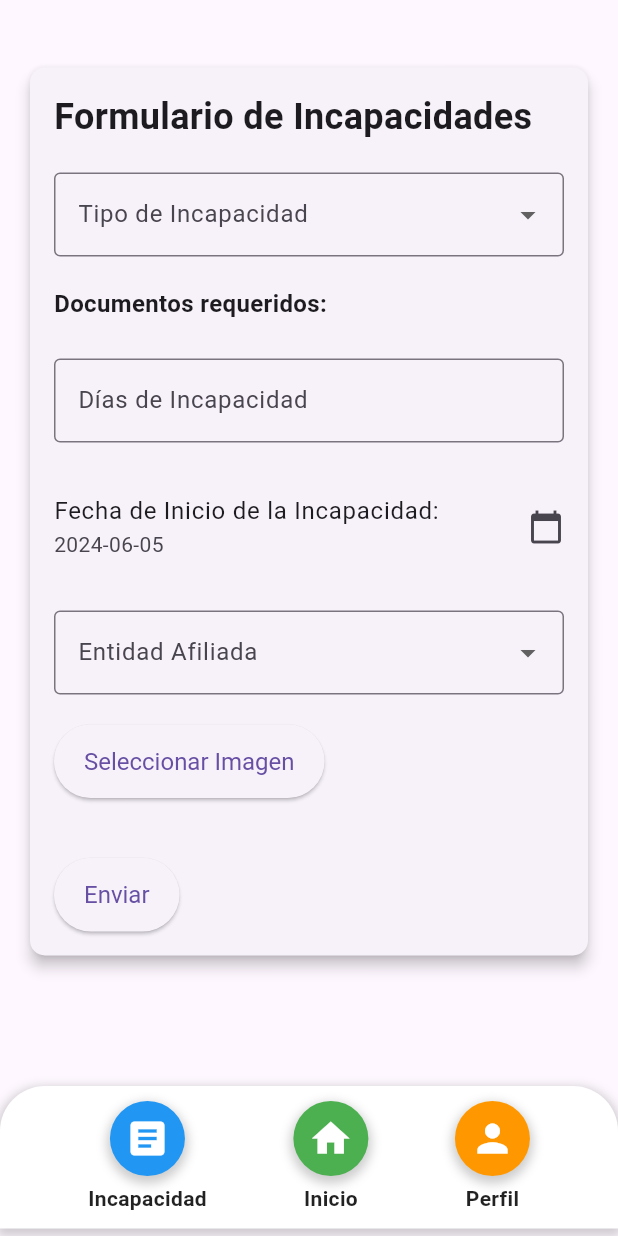
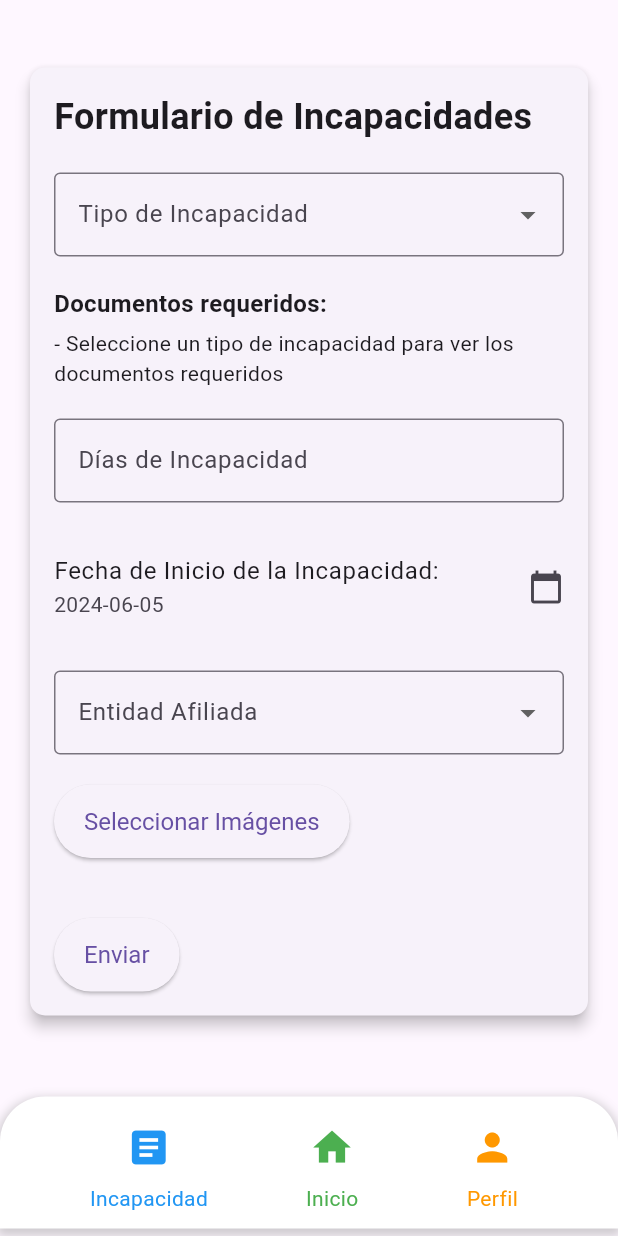
Before and after one commit to leoespi/talento_mxm_flutter, a Flutter app: the MyForm screen opened directly, on a phone screen of 412 x 824 dp. Run offline on Flutter 3.47's test engine with Material 3 defaults, Android fonts, the phone set to English and light mode, and no system bars; our stand-ins replace get, get_storage, google_fonts, image_picker; accounts and stored records are empty; network calls fail.

Commit message:
Select de multiples imagenes flutter

```diff
--- a/lib/controllers/incapacidades_controller.dart
+++ b/lib/controllers/incapacidades_controller.dart
@@ -1,3 +1,5 @@
+import 'dart:io';
+
 import 'package:flutter/material.dart';
 import 'package:get/get.dart';
 import 'package:get_storage/get_storage.dart';
@@ -11,7 +13,7 @@ class IncapacidadesController extends GetxController {
   final box = GetStorage();
 
   //  URL de la API
-  final String url = 'http://10.0.2.2:8000/api/';
+  final String url = 'http://10.0.2.2:8000/api/ ';
 
   //// Función para crear una nueva incapacidad
   Future<void> createIncapacidad({
@@ -19,7 +21,7 @@ class IncapacidadesController extends GetxController {
     required int diasIncapacidad,
     required DateTime fechaInicioIncapacidad,
     required String entidadAfiliada,
-    required String imagePath,
+    required String imagePath, required List<File> images,
   }) async {
     try {
       int userId = box.read('user_id');// Obtiene el ID de usuario
--- a/lib/views/incapacidades_page.dart
+++ b/lib/views/incapacidades_page.dart
@@ -31,7 +31,7 @@ class _MyFormState extends State<MyForm> {
   String? _selectedEntidadAfiliada;
   String? _selectedtipoincapacidadreportada;
   DateTime _fechaInicio = DateTime.now();
-  File? _image;
+  List<File> _images = [];
   bool _isLoading = false;
 
   final IncapacidadesController _controller = Get.put(IncapacidadesController());
@@ -51,13 +51,13 @@ class _MyFormState extends State<MyForm> {
     }
   }
 
-  // Función para obtener una imagen de la galería
-  Future<void> _getImage() async {
-    final pickedFile = await ImagePicker().pickImage(source: ImageSource.gallery);
+  // Función para obtener las imágenes de la galería
+  Future<void> _getImages() async {
+    final pickedFiles = await ImagePicker().pickMultiImage();
 
-    if (pickedFile != null) {
+    if (pickedFiles != null) {
       setState(() {
-        _image = File(pickedFile.path);
+        _images = pickedFiles.map((pickedFile) => File(pickedFile.path)).toList();
       });
     }
   }
@@ -76,7 +76,7 @@ class _MyFormState extends State<MyForm> {
         diasIncapacidad: int.parse(_diasIncapacidadController.text),
         fechaInicioIncapacidad: _fechaInicio,
         entidadAfiliada: _selectedEntidadAfiliada!,
-        imagePath: _image!.path,
+        images: _images, imagePath: '',
       );
 
       // Redirige al usuario al menú después de enviar la incapacidad
@@ -174,9 +174,6 @@ class _MyFormState extends State<MyForm> {
                           value: 'Licencia Por Luto',
                           child: Text('Licencia Por Luto'),
                         ),
-
-
-
                       ],
                       onChanged: (value) {
                         setState(() {
@@ -208,7 +205,6 @@ class _MyFormState extends State<MyForm> {
                         _buildDocumentItem(_selectedtipoincapacidadreportada),
                       ],
                     ),
-
 
                     SizedBox(height: 20),
                     TextFormField(
@@ -277,24 +273,36 @@ class _MyFormState extends State<MyForm> {
                     SizedBox(height: 20),
                     ElevatedButton(
                       onPressed: () {
-                  _getImage();
+                        _getImages();
                       },
-                child: Text('Seleccionar Imagen'),
+                      child: Text('Seleccionar Imágenes'),
                       style: ElevatedButton.styleFrom(
                         padding: EdgeInsets.symmetric(vertical: 15, horizontal: 20),
                         textStyle: TextStyle(fontSize: 16),
                       ),
                     ),
                     SizedBox(height: 20),
-              if (_image != null)
+                    if (_images.isNotEmpty)
                       Column(
                         children: [
                           Text(
-                      'Imagen seleccionada:',
+                            'Imágenes seleccionadas:',
                             style: TextStyle(fontSize: 16, fontWeight: FontWeight.bold),
                           ),
                           SizedBox(height: 10),
-                    Image.file(_image!),
+                          Container(
+                            height: 200,
+                            child: ListView.builder(
+                              scrollDirection: Axis.horizontal,
+                              itemCount: _images.length,
+                              itemBuilder: (BuildContext context, int index) {
+                                return Padding(
+                                  padding: EdgeInsets.all(8.0),
+                                  child: Image.file(_images[index]),
+                                );
+                              },
+                            ),
+                          ),
                         ],
                       ),
                     SizedBox(height: 20),
@@ -419,7 +427,6 @@ class _MyFormState extends State<MyForm> {
     List<String> documents = [];
 
     switch (selectedOption) {
-
       case 'Incapacidad por Enfermedad General':
         documents.addAll([
           '- Incapacidad emitida por la EPS',
@@ -434,7 +441,6 @@ class _MyFormState extends State<MyForm> {
           '- Formulario Furips',
           '- Fotocopia del SOAT',
           '- Fotocopia de la Cedula',
-
         ]);
         break;
 
@@ -444,8 +450,6 @@ class _MyFormState extends State<MyForm> {
           '- Epicrisis',
           '- Registro civil',
           '- Certificado de nacido vivo',
-
-
         ]);
         break;
 
@@ -455,77 +459,43 @@ class _MyFormState extends State<MyForm> {
           '- Incapacidad emitida por la EPS',
           '- Epicrisis',
           '- Certificado de nacido vivo',
-        '- Registro civil',
-
+          '- Registro civil del hijo(a)',
+          '- Fotocopia de la cédula del hijo(a)',
         ]);
         break;
 
       case 'Licencia Por Luto':
         documents.addAll([
-        '- Carta dirigida a la compañía solicitando la licencia e indicando el parentesco con el occiso',
-        '- Registro de defunción',
-        '- Registros civiles que prueben su parentesco',
-        '- Fotocopia de la C.C del colaborador',
+          '- Incapacidad emitida por la EPS',
+          '- Registro civil de defunción',
+          '- Registro civil del hijo(a)',
+          '- Fotocopia de la cédula del hijo(a)',
+        ]);
+        break;
 
-
-      ]);
+      default:
+        documents.add('- Seleccione un tipo de incapacidad para ver los documentos requeridos');
         break;
     }
 
     return Column(
       crossAxisAlignment: CrossAxisAlignment.start,
-    children: documents.map((document) => Text(document)).toList(),
+      children: documents.map((doc) => Text(doc)).toList(),
     );
   }
 
-
-
-  // menu items
-  Widget _buildBottomMenuItem({
-    required IconData icon,
-    required VoidCallback onPressed,
-    required Color color,
-    required String label,
-  }) {
-    return Material(
-      color: Colors.transparent,
-      child: InkWell(
-        onTap: onPressed,
-        borderRadius: BorderRadius.circular(30),
-        child: Column(
+  Widget _buildBottomMenuItem({required IconData icon, required VoidCallback onPressed, required Color color, required String label}) {
+    return Column(
       mainAxisSize: MainAxisSize.min,
       children: [
-            Container(
-              padding: EdgeInsets.all(10),
-              decoration: BoxDecoration(
+        IconButton(
+          onPressed: onPressed,
+          icon: Icon(icon),
           color: color,
-                borderRadius: BorderRadius.circular(30),
-                boxShadow: [
-                  BoxShadow(
-                    color: Colors.black.withOpacity(0.2),
-                    spreadRadius: 2,
-                    blurRadius: 5,
-                    offset: Offset(0, 3),
+          iconSize: 30.0,
         ),
+        Text(label, style: TextStyle(color: color)),
       ],
-              ),
-              child: Icon(
-                icon,
-                color: Colors.white,
-                size: 30,
-              ),
-            ),
-            SizedBox(height: 5),
-            Text(
-              label,
-              style: TextStyle(
-                color: Colors.black87,
-                fontWeight: FontWeight.bold,
-              ),
-            ),
-          ],
-        ),
-      ),
     );
   }
 }
```
Lines whose indentation alone changed are shown as unchanged.
